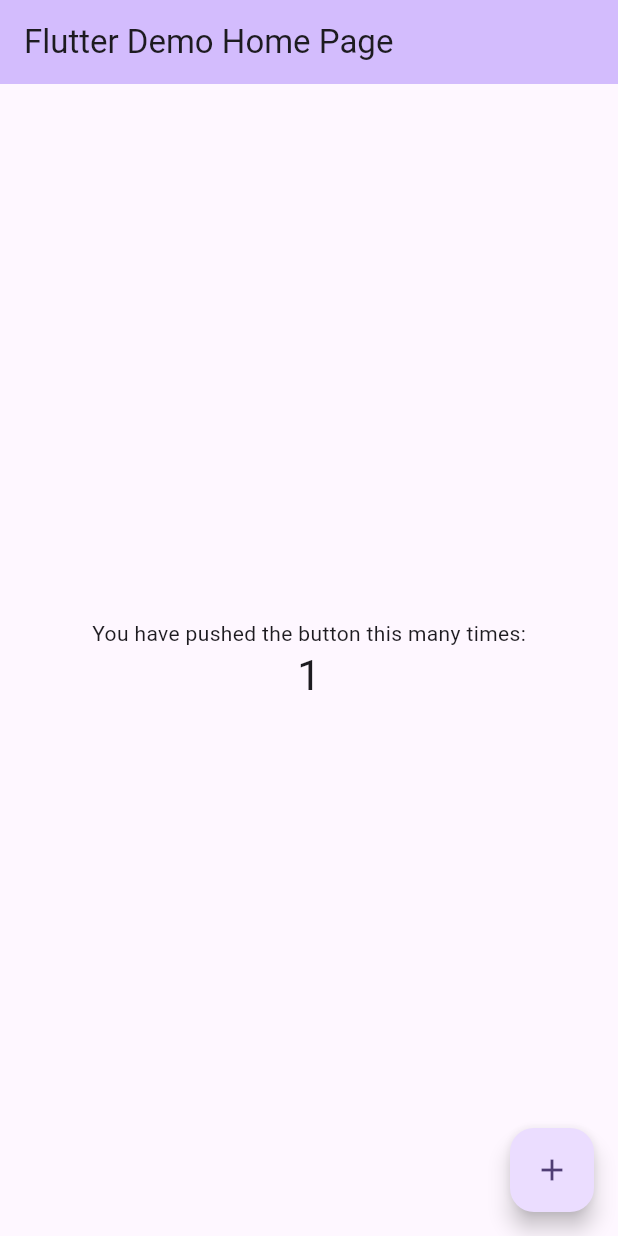
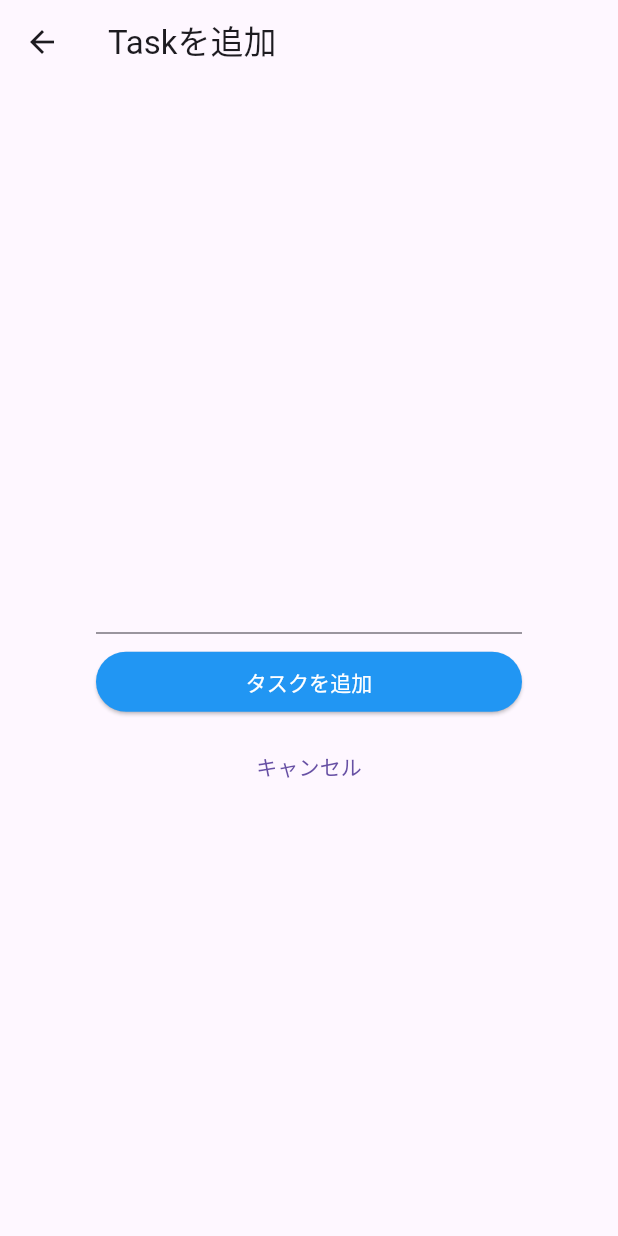
Before and after one commit to DevelopmentNovices/ToDoList, a Flutter app: the screen it shows after launch, after a tap on the "add" icon, on a phone screen of 412 x 824 dp. Run offline on Flutter 3.47's test engine with Material 3 defaults, Android fonts, the phone set to English and light mode, and no system bars.

Commit message:
タスク作成、ToDoList画面、タスク追加画面を追加

```diff
--- /dev/null
+++ b/lib/add_task_page.dart
@@ -0,0 +1,56 @@
+import 'package:flutter/material.dart';
+
+class AddTaskPage extends StatefulWidget {
+  const AddTaskPage({super.key});
+
+  @override
+  createState() => _AddTaskPageState();
+}
+
+class _AddTaskPageState extends State<AddTaskPage> {
+  String _text = '';
+
+  @override
+  Widget build(BuildContext context) {
+    return Scaffold(
+        appBar: AppBar(
+          title: const Text('Taskを追加'),
+        ),
+        body: Container(
+            padding: const EdgeInsets.all(64),
+            child: Column(
+              mainAxisAlignment: MainAxisAlignment.center,
+              children: <Widget>[
+                Text(_text, style: const TextStyle(color: Colors.blue)),
+                const SizedBox(height: 8),
+                TextField(onChanged: (String value) {
+                  setState(() {
+                    _text = value;
+                  });
+                }),
+                const SizedBox(height: 8),
+                SizedBox(
+                  width: double.infinity,
+                  child: ElevatedButton(
+                    style: ElevatedButton.styleFrom(
+                        backgroundColor: Colors.blue,
+                        foregroundColor: Colors.white),
+                    onPressed: () {
+                      Navigator.of(context).pop(_text);
+                    },
+                    child: const Text('タスクを追加'),
+                  ),
+                ),
+                const SizedBox(height: 8),
+                SizedBox(
+                    width: double.infinity,
+                    child: TextButton(
+                      onPressed: () {
+                        Navigator.of(context).pop();
+                      },
+                      child: const Text('キャンセル'),
+                    ))
+              ],
+            )));
+  }
+}
--- a/lib/main.dart
+++ b/lib/main.dart
@@ -1,125 +1,22 @@
 import 'package:flutter/material.dart';
 
+import 'package:todolist/todolist_page.dart';
+
 void main() {
-  runApp(const MyApp());
+  runApp(const ToDoListApp());
 }
 
-class MyApp extends StatelessWidget {
-  const MyApp({super.key});
+class ToDoListApp extends StatelessWidget {
+  const ToDoListApp({super.key});
 
-  // This widget is the root of your application.
   @override
   Widget build(BuildContext context) {
     return MaterialApp(
-      title: 'Flutter Demo',
+      title: 'ToDoList',
       theme: ThemeData(
-        // This is the theme of your application.
-        //
-        // TRY THIS: Try running your application with "flutter run". You'll see
-        // the application has a purple toolbar. Then, without quitting the app,
-        // try changing the seedColor in the colorScheme below to Colors.green
-        // and then invoke "hot reload" (save your changes or press the "hot
-        // reload" button in a Flutter-supported IDE, or press "r" if you used
-        // the command line to start the app).
-        //
-        // Notice that the counter didn't reset back to zero; the application
-        // state is not lost during the reload. To reset the state, use hot
-        // restart instead.
-        //
-        // This works for code too, not just values: Most code changes can be
-        // tested with just a hot reload.
-        colorScheme: ColorScheme.fromSeed(seedColor: Colors.deepPurple),
-        useMaterial3: true,
+        primarySwatch: Colors.blue,
       ),
-      home: const MyHomePage(title: 'Flutter Demo Home Page'),
+      home: const ToDoListPage(),
     );
   }
 }
-
-class MyHomePage extends StatefulWidget {
-  const MyHomePage({super.key, required this.title});
-
-  // This widget is the home page of your application. It is stateful, meaning
-  // that it has a State object (defined below) that contains fields that affect
-  // how it looks.
-
-  // This class is the configuration for the state. It holds the values (in this
-  // case the title) provided by the parent (in this case the App widget) and
-  // used by the build method of the State. Fields in a Widget subclass are
-  // always marked "final".
-
-  final String title;
-
-  @override
-  State<MyHomePage> createState() => _MyHomePageState();
-}
-
-class _MyHomePageState extends State<MyHomePage> {
-  int _counter = 0;
-
-  void _incrementCounter() {
-    setState(() {
-      // This call to setState tells the Flutter framework that something has
-      // changed in this State, which causes it to rerun the build method below
-      // so that the display can reflect the updated values. If we changed
-      // _counter without calling setState(), then the build method would not be
-      // called again, and so nothing would appear to happen.
-      _counter++;
-    });
-  }
-
-  @override
-  Widget build(BuildContext context) {
-    // This method is rerun every time setState is called, for instance as done
-    // by the _incrementCounter method above.
-    //
-    // The Flutter framework has been optimized to make rerunning build methods
-    // fast, so that you can just rebuild anything that needs updating rather
-    // than having to individually change instances of widgets.
-    return Scaffold(
-      appBar: AppBar(
-        // TRY THIS: Try changing the color here to a specific color (to
-        // Colors.amber, perhaps?) and trigger a hot reload to see the AppBar
-        // change color while the other colors stay the same.
-        backgroundColor: Theme.of(context).colorScheme.inversePrimary,
-        // Here we take the value from the MyHomePage object that was created by
-        // the App.build method, and use it to set our appbar title.
-        title: Text(widget.title),
-      ),
-      body: Center(
-        // Center is a layout widget. It takes a single child and positions it
-        // in the middle of the parent.
-        child: Column(
-          // Column is also a layout widget. It takes a list of children and
-          // arranges them vertically. By default, it sizes itself to fit its
-          // children horizontally, and tries to be as tall as its parent.
-          //
-          // Column has various properties to control how it sizes itself and
-          // how it positions its children. Here we use mainAxisAlignment to
-          // center the children vertically; the main axis here is the vertical
-          // axis because Columns are vertical (the cross axis would be
-          // horizontal).
-          //
-          // TRY THIS: Invoke "debug painting" (choose the "Toggle Debug Paint"
-          // action in the IDE, or press "p" in the console), to see the
-          // wireframe for each widget.
-          mainAxisAlignment: MainAxisAlignment.center,
-          children: <Widget>[
-            const Text(
-              'You have pushed the button this many times:',
-            ),
-            Text(
-              '$_counter',
-              style: Theme.of(context).textTheme.headlineMedium,
-            ),
-          ],
-        ),
-      ),
-      floatingActionButton: FloatingActionButton(
-        onPressed: _incrementCounter,
-        tooltip: 'Increment',
-        child: const Icon(Icons.add),
-      ), // This trailing comma makes auto-formatting nicer for build methods.
-    );
-  }
-}
--- /dev/null
+++ b/lib/todolist_page.dart
@@ -0,0 +1,46 @@
+import 'package:flutter/material.dart';
+import 'package:todolist/add_task_page.dart';
+
+class ToDoListPage extends StatefulWidget {
+  const ToDoListPage({Key? key}) : super(key: key);
+  @override
+  State<ToDoListPage> createState() => _ToDoListPageState();
+}
+
+class _ToDoListPageState extends State<ToDoListPage> {
+  List<String> todoList = [];
+
+  @override
+  Widget build(BuildContext context) {
+    return Scaffold(
+      appBar: AppBar(
+        title: const Text('リスト一覧'),
+      ),
+      body: ListView.builder(
+        itemCount: todoList.length,
+        itemBuilder: (context, index){
+          return Card(
+            child: ListTile(
+              title: Text(todoList[index]),
+            ),
+          );
+        },
+      ),
+      floatingActionButton: FloatingActionButton(
+        onPressed: () async {
+          final newListText = await Navigator.of(context).push(
+            MaterialPageRoute(builder: (context) {
+              return const AddTaskPage();
+            }),
+          );
+          if (newListText != null) {
+            setState(() {
+              todoList.add(newListText);
+            });
+          }
+        },
+        child: const Icon(Icons.add),
+      ),
+    );
+  }
+}
```
Also changed, not shown: 1 other file.
